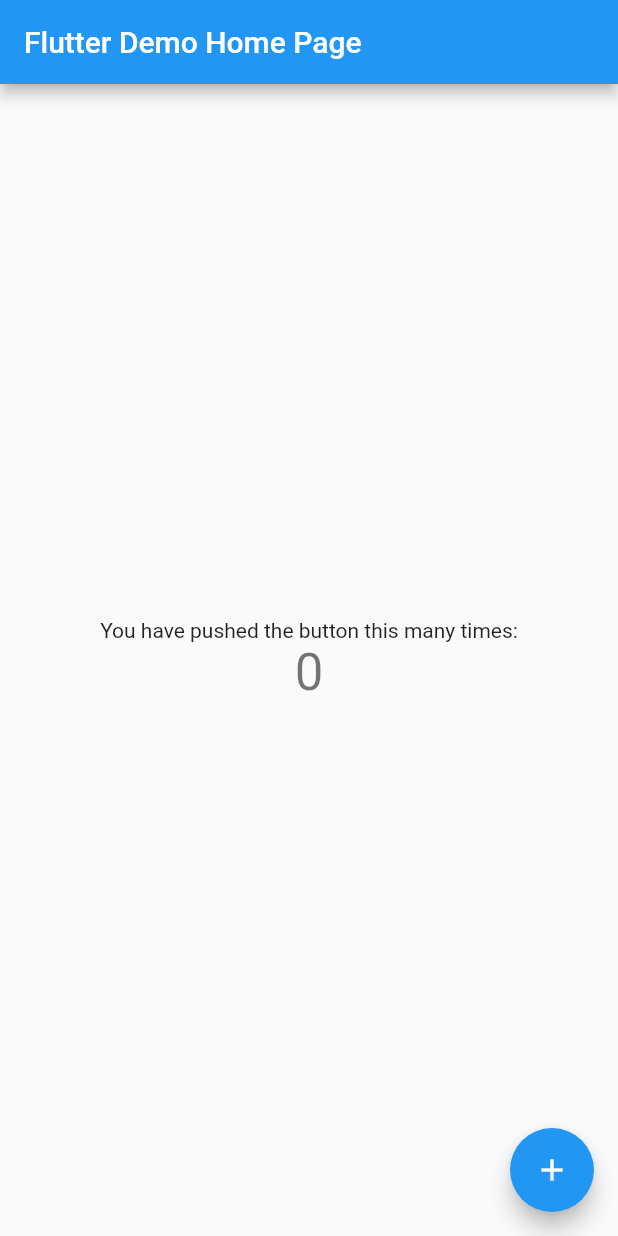
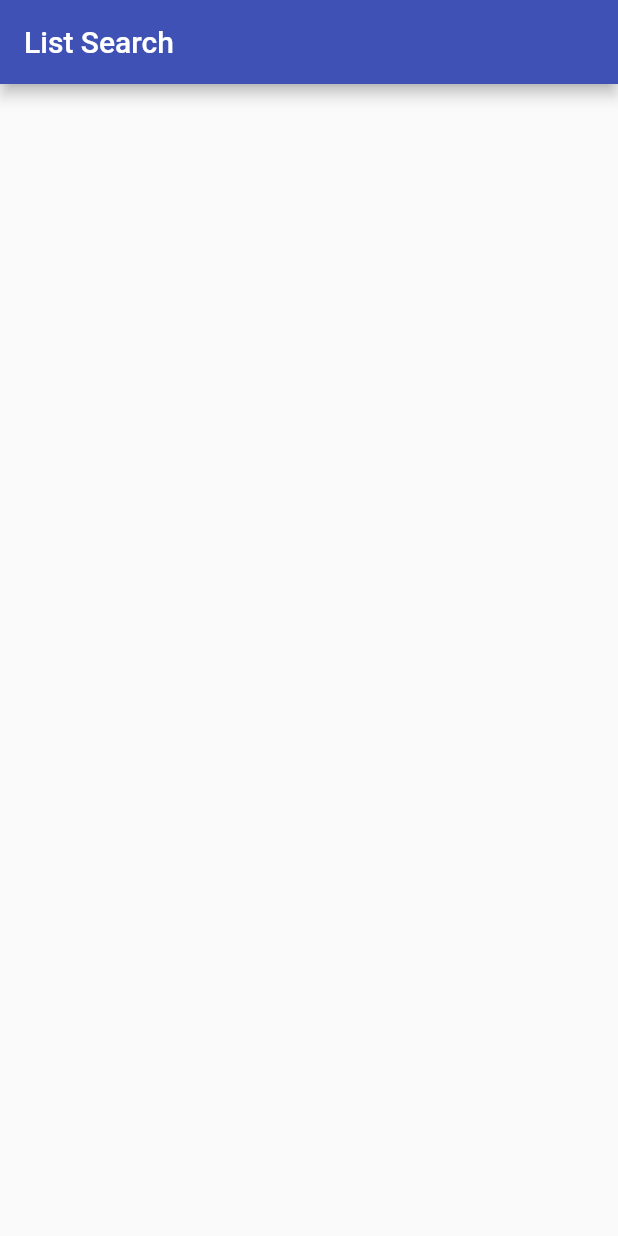
Before and after one commit to iamrsc/list_search, a Flutter app: the screen it shows after launch, on a phone screen of 412 x 824 dp. Run offline on Flutter 3.47's test engine with Material 2 defaults, Android fonts, the light colour scheme and no system bars.

Commit message:
create project structure

```diff
--- /dev/null
+++ b/lib/comman.dart
@@ -0,0 +1,15 @@
+import 'package:list_search/designs/colors_related.dart';
+import 'package:list_search/designs/styles_related.dart';
+import 'package:list_search/designs/text_related.dart';
+import 'package:list_search/values/string_related.dart';
+
+class Comman {
+  ColorsRelated colorsRelated = ColorsRelated();
+  StringRelated stringRelated = StringRelated();
+  late StylesRelated stylesRelated;
+  late TextRelated textRelated;
+  Comman() {
+    stylesRelated = StylesRelated(comman: this);
+    textRelated = TextRelated(comman: this);
+  }
+}
--- /dev/null
+++ b/lib/designs/colors_related.dart
@@ -0,0 +1,11 @@
+import 'package:flutter/material.dart';
+
+class ColorsRelated {
+  getThemeColor() {
+    return Colors.indigo;
+  }
+
+  getBackgroundColor() {
+    return Colors.white;
+  }
+}
--- /dev/null
+++ b/lib/designs/styles_related.dart
@@ -0,0 +1,15 @@
+import 'package:flutter/cupertino.dart';
+import 'package:list_search/comman.dart';
+
+class StylesRelated {
+  Comman comman;
+  StylesRelated({required this.comman});
+  getBackgroundColorHeader() {
+    return TextStyle(
+        color: comman.colorsRelated.getBackgroundColor(), fontSize: 20);
+  }
+
+  getThemeColorHeader() {
+    return TextStyle(color: comman.colorsRelated.getThemeColor(), fontSize: 20);
+  }
+}
--- /dev/null
+++ b/lib/designs/text_related.dart
@@ -0,0 +1,14 @@
+import 'package:flutter/cupertino.dart';
+import 'package:list_search/comman.dart';
+
+class TextRelated {
+  Comman comman;
+  TextRelated({required this.comman});
+  getBackgroundColorHeader({required String title}) {
+    return Text(title, style: comman.stylesRelated.getBackgroundColorHeader());
+  }
+
+  getThemeColorHedaer({required String title}) {
+    return Text(title, style: comman.stylesRelated.getThemeColorHeader());
+  }
+}
--- a/lib/main.dart
+++ b/lib/main.dart
@@ -1,115 +1,37 @@
 import 'package:flutter/material.dart';
+import 'package:list_search/comman.dart';
+import 'package:list_search/modules/home/home.dart';
 
 void main() {
-  runApp(const MyApp());
+  final Comman comman = Comman();
+  runApp(MyApp(
+    comman: comman,
+  ));
 }
 
-class MyApp extends StatelessWidget {
-  const MyApp({Key? key}) : super(key: key);
+class MyApp extends StatefulWidget {
+  final Comman comman;
+  const MyApp({Key? key, required this.comman}) : super(key: key);
 
-  // This widget is the root of your application.
+  @override
+  State<MyApp> createState() => _MyAppState();
+}
+
+class _MyAppState extends State<MyApp> {
   @override
   Widget build(BuildContext context) {
     return MaterialApp(
-      title: 'Flutter Demo',
-      theme: ThemeData(
-        // This is the theme of your application.
-        //
-        // Try running your application with "flutter run". You'll see the
-        // application has a blue toolbar. Then, without quitting the app, try
-        // changing the primarySwatch below to Colors.green and then invoke
-        // "hot reload" (press "r" in the console where you ran "flutter run",
-        // or simply save your changes to "hot reload" in a Flutter IDE).
-        // Notice that the counter didn't reset back to zero; the application
-        // is not restarted.
-        primarySwatch: Colors.blue,
-      ),
-      home: const MyHomePage(title: 'Flutter Demo Home Page'),
-    );
+        title: widget.comman.stringRelated.defaultTitle,
+        theme: ThemeData(
+          primarySwatch: widget.comman.colorsRelated.getThemeColor(),
+        ),
+        home: Scaffold(
+          appBar: AppBar(
+              title: widget.comman.textRelated.getBackgroundColorHeader(
+                  title: widget.comman.stringRelated.defaultTitle)),
+          body: Home(
+            comman: widget.comman,
+          ),
+        ));
   }
 }
-
-class MyHomePage extends StatefulWidget {
-  const MyHomePage({Key? key, required this.title}) : super(key: key);
-
-  // This widget is the home page of your application. It is stateful, meaning
-  // that it has a State object (defined below) that contains fields that affect
-  // how it looks.
-
-  // This class is the configuration for the state. It holds the values (in this
-  // case the title) provided by the parent (in this case the App widget) and
-  // used by the build method of the State. Fields in a Widget subclass are
-  // always marked "final".
-
-  final String title;
-
-  @override
-  State<MyHomePage> createState() => _MyHomePageState();
-}
-
-class _MyHomePageState extends State<MyHomePage> {
-  int _counter = 0;
-
-  void _incrementCounter() {
-    setState(() {
-      // This call to setState tells the Flutter framework that something has
-      // changed in this State, which causes it to rerun the build method below
-      // so that the display can reflect the updated values. If we changed
-      // _counter without calling setState(), then the build method would not be
-      // called again, and so nothing would appear to happen.
-      _counter++;
-    });
-  }
-
-  @override
-  Widget build(BuildContext context) {
-    // This method is rerun every time setState is called, for instance as done
-    // by the _incrementCounter method above.
-    //
-    // The Flutter framework has been optimized to make rerunning build methods
-    // fast, so that you can just rebuild anything that needs updating rather
-    // than having to individually change instances of widgets.
-    return Scaffold(
-      appBar: AppBar(
-        // Here we take the value from the MyHomePage object that was created by
-        // the App.build method, and use it to set our appbar title.
-        title: Text(widget.title),
-      ),
-      body: Center(
-        // Center is a layout widget. It takes a single child and positions it
-        // in the middle of the parent.
-        child: Column(
-          // Column is also a layout widget. It takes a list of children and
-          // arranges them vertically. By default, it sizes itself to fit its
-          // children horizontally, and tries to be as tall as its parent.
-          //
-          // Invoke "debug painting" (press "p" in the console, choose the
-          // "Toggle Debug Paint" action from the Flutter Inspector in Android
-          // Studio, or the "Toggle Debug Paint" command in Visual Studio Code)
-          // to see the wireframe for each widget.
-          //
-          // Column has various properties to control how it sizes itself and
-          // how it positions its children. Here we use mainAxisAlignment to
-          // center the children vertically; the main axis here is the vertical
-          // axis because Columns are vertical (the cross axis would be
-          // horizontal).
-          mainAxisAlignment: MainAxisAlignment.center,
-          children: <Widget>[
-            const Text(
-              'You have pushed the button this many times:',
-            ),
-            Text(
-              '$_counter',
-              style: Theme.of(context).textTheme.headline4,
-            ),
-          ],
-        ),
-      ),
-      floatingActionButton: FloatingActionButton(
-        onPressed: _incrementCounter,
-        tooltip: 'Increment',
-        child: const Icon(Icons.add),
-      ), // This trailing comma makes auto-formatting nicer for build methods.
-    );
-  }
-}
--- /dev/null
+++ b/lib/modules/home/home.dart
@@ -0,0 +1,17 @@
+import 'package:flutter/material.dart';
+import 'package:list_search/comman.dart';
+
+class Home extends StatefulWidget {
+  final Comman comman;
+  const Home({Key? key, required this.comman}) : super(key: key);
+
+  @override
+  State<Home> createState() => _HomeState();
+}
+
+class _HomeState extends State<Home> {
+  @override
+  Widget build(BuildContext context) {
+    return Container();
+  }
+}
--- /dev/null
+++ b/lib/values/string_related.dart
@@ -0,0 +1,3 @@
+class StringRelated {
+  String defaultTitle = "List Search";
+}
```
Also changed, not shown: 1 other file.
